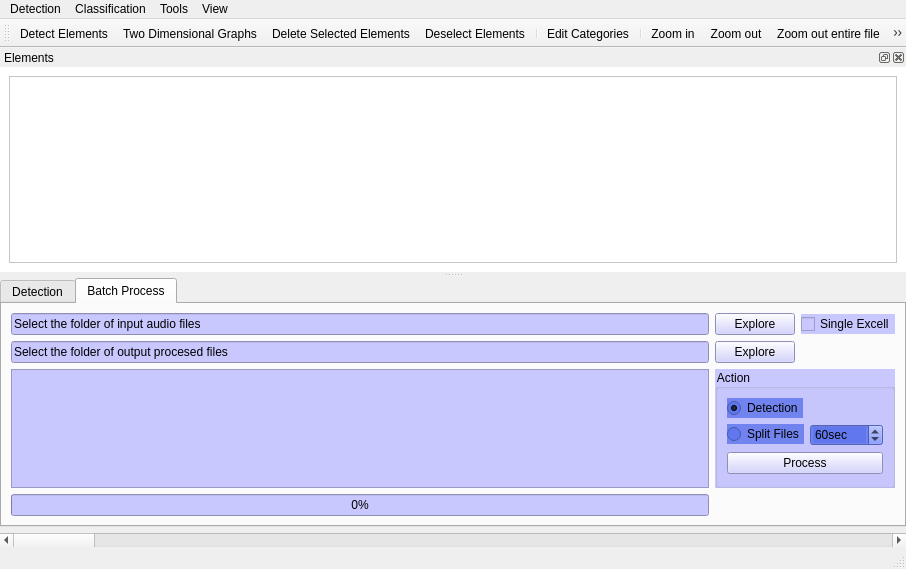
First picture: the form in Graphic_Interface/UI_Files/SegmentationAndClasificationWindowUI.ui, repository ECMora/SoundLab, before the edit.
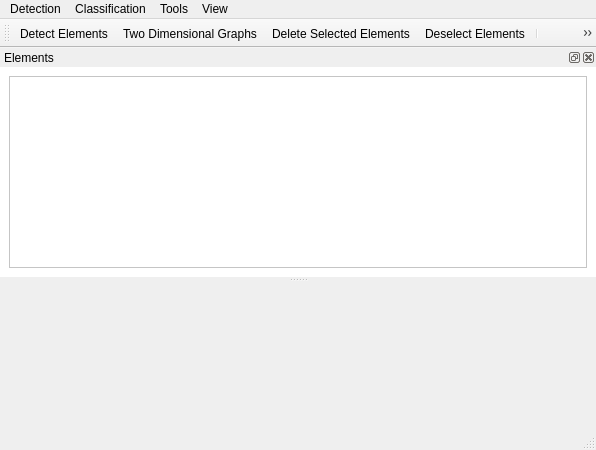
Second picture: the form after the edit. Icons and pictures are not drawn. Custom widgets are drawn as their Qt base class.

Commit message: Add open selection signal on other tab, comments, Simplifiy the segmentation window ui add a batch window

```diff
--- a/Graphic_Interface/UI_Files/SegmentationAndClasificationWindowUI.ui
+++ b/Graphic_Interface/UI_Files/SegmentationAndClasificationWindowUI.ui
@@ -9,8 +9,8 @@
    <rect>
     <x>0</x>
     <y>0</y>
-    <width>906</width>
-    <height>569</height>
+    <width>596</width>
+    <height>450</height>
    </rect>
   </property>
   <property name="sizePolicy">
@@ -44,194 +44,12 @@
      <number>0</number>
     </property>
     <item>
-     <widget class="QTabWidget" name="tabwidget">
-      <property name="styleSheet">
-       <string notr="true"/>
-      </property>
-      <property name="tabShape">
-       <enum>QTabWidget::Rounded</enum>
-      </property>
-      <property name="currentIndex">
-       <number>1</number>
-      </property>
-      <property name="elideMode">
-       <enum>Qt::ElideNone</enum>
-      </property>
-      <property name="usesScrollButtons">
-       <bool>true</bool>
-      </property>
-      <property name="tabsClosable">
-       <bool>false</bool>
-      </property>
-      <property name="movable">
-       <bool>true</bool>
-      </property>
-      <widget class="QWidget" name="tab">
-       <attribute name="title">
-        <string>Detection</string>
-       </attribute>
-       <layout class="QGridLayout" name="gridLayout">
-        <item row="0" column="0">
-         <widget class="QSignalDetectorWidget" name="widget" native="true"/>
-        </item>
-       </layout>
-      </widget>
-      <widget class="QWidget" name="tab_2">
-       <property name="styleSheet">
-        <string notr="true"/>
-       </property>
-       <attribute name="title">
-        <string>Batch Process</string>
-       </attribute>
-       <layout class="QGridLayout" name="gridLayout_4">
-        <item row="0" column="1">
-         <widget class="QPushButton" name="pushButtonInputFolder">
-          <property name="styleSheet">
-           <string notr="true">background-color: rgb(200, 200, 255);</string>
-          </property>
-          <property name="text">
-           <string>Explore</string>
-          </property>
-          <property name="flat">
-           <bool>false</bool>
-          </property>
-         </widget>
-        </item>
-        <item row="4" column="0">
-         <widget class="QListWidget" name="listwidgetProgress">
-          <property name="styleSheet">
-           <string notr="true">background-color: rgb(200, 200, 255);</string>
-          </property>
-         </widget>
-        </item>
-        <item row="6" column="0">
-         <widget class="QProgressBar" name="progressBarProcesed">
-          <property name="styleSheet">
-           <string>background-color: rgb(200, 200, 255);</string>
-          </property>
-          <property name="value">
-           <number>0</number>
-          </property>
-         </widget>
-        </item>
-        <item row="1" column="0">
-         <widget class="QLineEdit" name="lineEditOutputFolder">
-          <property name="styleSheet">
-           <string notr="true">background-color: rgb(200, 200, 255);</string>
-          </property>
-          <property name="text">
-           <string>Select the folder of output procesed files</string>
-          </property>
-         </widget>
-        </item>
-        <item row="0" column="0">
-         <widget class="QLineEdit" name="lineeditFilePath">
-          <property name="styleSheet">
-           <string notr="true">background-color: rgb(200, 200, 255);</string>
-          </property>
-          <property name="text">
-           <string>Select the folder of input audio files</string>
-          </property>
-         </widget>
-        </item>
-        <item row="1" column="1">
-         <widget class="QPushButton" name="pushButtonOutputFolder">
-          <property name="styleSheet">
-           <string notr="true">background-color: rgb(200, 200, 255);</string>
-          </property>
-          <property name="text">
-           <string>Explore</string>
-          </property>
-         </widget>
-        </item>
-        <item row="4" column="1" colspan="2">
-         <widget class="QGroupBox" name="groupBox">
-          <property name="styleSheet">
-           <string notr="true">background-color: rgb(200, 200, 255);</string>
-          </property>
-          <property name="title">
-           <string>Action</string>
-          </property>
-          <layout class="QFormLayout" name="formLayout">
-           <property name="fieldGrowthPolicy">
-            <enum>QFormLayout::AllNonFixedFieldsGrow</enum>
-           </property>
-           <item row="0" column="0">
-            <widget class="QRadioButton" name="rbttnDetection">
-             <property name="styleSheet">
-              <string notr="true">background-color: rgba(94, 116, 236, 207);</string>
-             </property>
-             <property name="text">
-              <string>Detection</string>
-             </property>
-             <property name="checkable">
-              <bool>true</bool>
-             </property>
-             <property name="checked">
-              <bool>true</bool>
-             </property>
-            </widget>
-           </item>
-           <item row="2" column="0">
-            <widget class="QRadioButton" name="rbttnSplitFile">
-             <property name="styleSheet">
-              <string notr="true">background-color: rgba(94, 116, 236, 207);</string>
-             </property>
-             <property name="text">
-              <string>Split Files</string>
-             </property>
-            </widget>
-           </item>
-           <item row="2" column="1">
-            <widget class="QSpinBox" name="spboxSplitTime">
-             <property name="styleSheet">
-              <string notr="true">background-color: rgba(94, 116, 236, 207);</string>
-             </property>
-             <property name="suffix">
-              <string>sec</string>
-             </property>
-             <property name="minimum">
-              <number>30</number>
-             </property>
-             <property name="maximum">
-              <number>120</number>
-             </property>
-             <property name="value">
-              <number>60</number>
-             </property>
-            </widget>
-           </item>
-           <item row="3" column="0" colspan="2">
-            <widget class="QPushButton" name="pushButtonStart">
-             <property name="text">
-              <string>Process</string>
-             </property>
-            </widget>
-           </item>
-          </layout>
-         </widget>
-        </item>
-        <item row="0" column="2">
-         <widget class="QCheckBox" name="cbxSingleFile">
-          <property name="styleSheet">
-           <string notr="true">background-color: rgb(200, 200, 255);</string>
-          </property>
-          <property name="text">
-           <string>Single Excell</string>
-          </property>
-         </widget>
-        </item>
-       </layout>
-      </widget>
-     </widget>
-    </item>
-    <item>
-     <widget class="QScrollBar" name="horizontalScrollBar">
-      <property name="styleSheet">
-       <string notr="true"/>
-      </property>
-      <property name="orientation">
-       <enum>Qt::Horizontal</enum>
+     <widget class="QSignalDetectorWidget" name="widget" native="true">
+      <property name="sizePolicy">
+       <sizepolicy hsizetype="Expanding" vsizetype="Expanding">
+        <horstretch>0</horstretch>
+        <verstretch>0</verstretch>
+       </sizepolicy>
       </property>
      </widget>
     </item>
@@ -312,7 +130,7 @@
     <rect>
      <x>0</x>
      <y>0</y>
-     <width>906</width>
+     <width>596</width>
      <height>21</height>
     </rect>
    </property>
```
Left out of the diff: 51 changed lines with no effect on the pictures. The commit also changes 9 other files.
